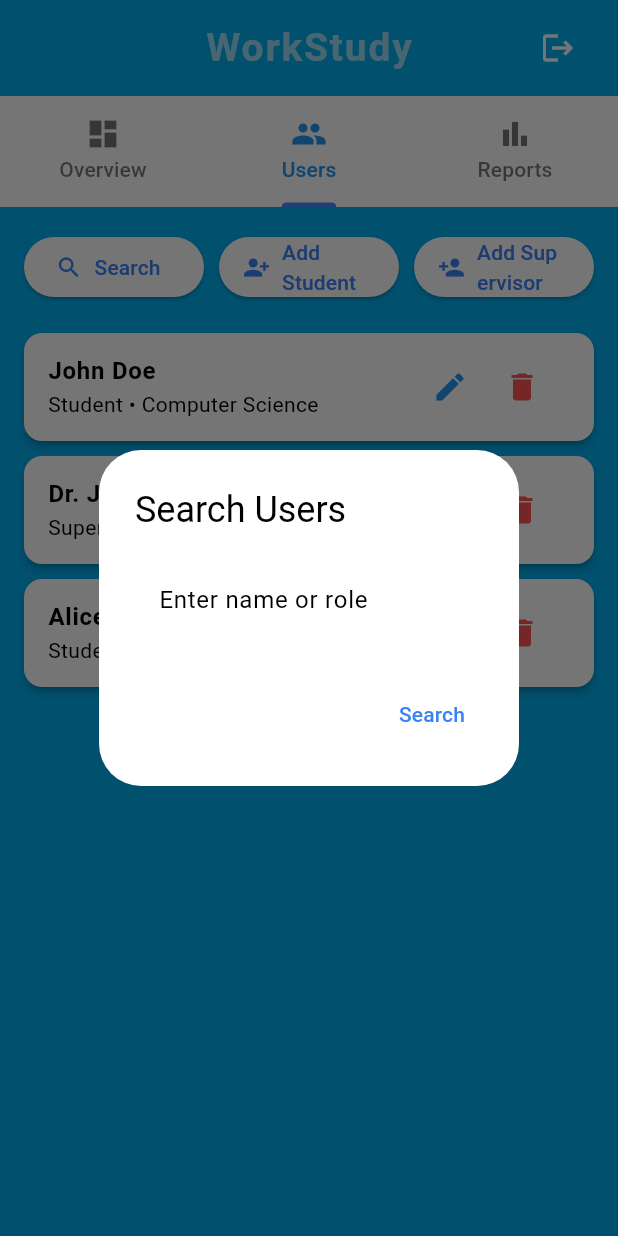
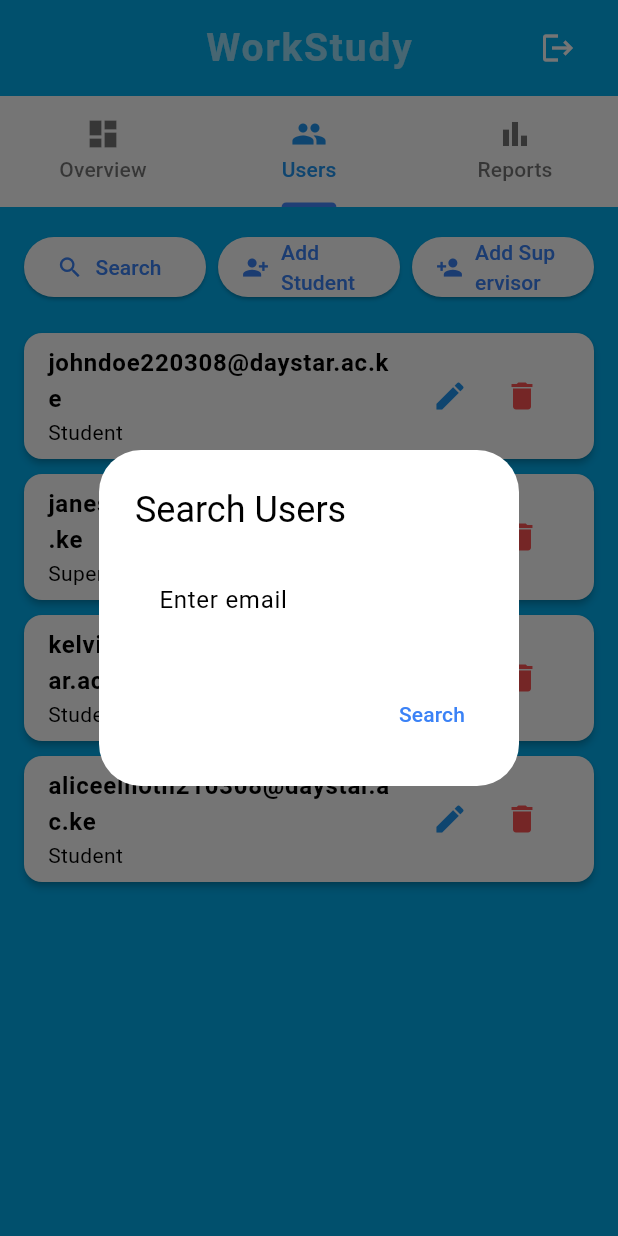
Before and after one commit to kamaugithub/workstudy, a Flutter app: the AdminDashboard screen opened directly, tab 2 chosen, after a tap on "Search", on a phone screen of 412 x 824 dp. Run offline on Flutter 3.47's test engine with Material 3 defaults, Android fonts, the phone set to English and light mode, and no system bars; our stand-ins replace pdf, printing; missing offline and left inert: dart:html, excel; Roboto replaces fonts that are missing (Segoe UI).

Commit message:
admin button

```diff
--- a/lib/pages/admindashboard.dart
+++ b/lib/pages/admindashboard.dart
@@ -22,9 +22,10 @@ class _AdminDashboardState extends State<AdminDashboard>
   };
 
   final List<Map<String, String>> users = [
-    {"name": "John Doe", "role": "Student • Computer Science"},
-    {"name": "Dr. Jane Smith", "role": "Supervisor • Engineering"},
-    {"name": "Alice Johnson", "role": "Student • Business Studies"},
+    {"role": "Student", "email": "johndoe220308@daystar.ac.ke"},
+    {"role": "Supervisor", "email": "janesmith200308@daystar.ac.ke"},
+    {"role": "Student", "email": "kelvinjohnson210308@daystar.ac.ke"},
+    {"role": "Student", "email": "aliceelliotn210308@daystar.ac.ke"},
   ];
 
   String searchQuery = "";
@@ -70,13 +71,13 @@ class _AdminDashboardState extends State<AdminDashboard>
     );
   }
 
-  void _confirmDelete(String name) {
+  void _confirmDelete(String email) {
     showDialog(
       context: context,
       builder:
           (context) => AlertDialog(
             title: const Text("Delete User"),
-            content: Text("Are you sure you want to remove $name?"),
+            content: Text("Are you sure you want to remove $email?"),
             actions: [
               TextButton(
                 onPressed: () => Navigator.pop(context),
@@ -86,11 +87,11 @@ class _AdminDashboardState extends State<AdminDashboard>
                 style: ElevatedButton.styleFrom(backgroundColor: Colors.red),
                 onPressed: () {
                   setState(() {
-                    users.removeWhere((u) => u["name"] == name);
+                    users.removeWhere((u) => u["email"] == email);
                   });
                   Navigator.pop(context);
                   ScaffoldMessenger.of(context).showSnackBar(
-                    SnackBar(content: Text("$name removed successfully.")),
+                    SnackBar(content: Text("$email removed successfully.")),
                   );
                 },
                 child: const Text("Delete"),
@@ -110,7 +111,7 @@ class _AdminDashboardState extends State<AdminDashboard>
             content: TextField(
               controller: nameController,
               decoration: InputDecoration(
-                hintText: "Enter $role name",
+                hintText: "Enter $role email",
                 border: OutlineInputBorder(
                   borderRadius: BorderRadius.circular(8),
                 ),
@@ -125,7 +126,7 @@ class _AdminDashboardState extends State<AdminDashboard>
                 onPressed: () {
                   setState(() {
                     users.add({
-                      "name": nameController.text,
+                      "email": nameController.text,
                       "role": "$role • New Entry",
                     });
                   });
@@ -151,7 +152,7 @@ class _AdminDashboardState extends State<AdminDashboard>
             content: TextField(
               controller: controller,
               decoration: InputDecoration(
-                hintText: "Enter name or role",
+                hintText: "Enter email",
                 border: OutlineInputBorder(
                   borderRadius: BorderRadius.circular(8),
                 ),
@@ -345,7 +346,7 @@ class _AdminDashboardState extends State<AdminDashboard>
         users
             .where(
               (u) =>
-                  u["name"]!.toLowerCase().contains(searchQuery) ||
+                  u["email"]!.toLowerCase().contains(searchQuery) ||
                   u["role"]!.toLowerCase().contains(searchQuery),
             )
             .toList();
@@ -363,7 +364,7 @@ class _AdminDashboardState extends State<AdminDashboard>
                   onPressed: _showSearchDialog,
                 ),
               ),
-              const SizedBox(width: 10),
+              const SizedBox(width: 8),
               Expanded(
                 child: ElevatedButton.icon(
                   icon: const Icon(Icons.person_add_alt_1),
@@ -371,7 +372,7 @@ class _AdminDashboardState extends State<AdminDashboard>
                   onPressed: () => _addUserDialog("Student"),
                 ),
               ),
-              const SizedBox(width: 10),
+              const SizedBox(width: 8),
               Expanded(
                 child: ElevatedButton.icon(
                   icon: const Icon(Icons.person_add),
@@ -392,7 +393,7 @@ class _AdminDashboardState extends State<AdminDashboard>
                   elevation: 2,
                   child: ListTile(
                     title: Text(
-                      u["name"]!,
+                      u["email"]!,
                       style: const TextStyle(fontWeight: FontWeight.bold),
                     ),
                     subtitle: Text(u["role"]!),
@@ -408,7 +409,7 @@ class _AdminDashboardState extends State<AdminDashboard>
                             Icons.delete,
                             color: Colors.redAccent,
                           ),
-                          onPressed: () => _confirmDelete(u["name"]!),
+                          onPressed: () => _confirmDelete(u["email"]!),
                         ),
                       ],
                     ),
```
